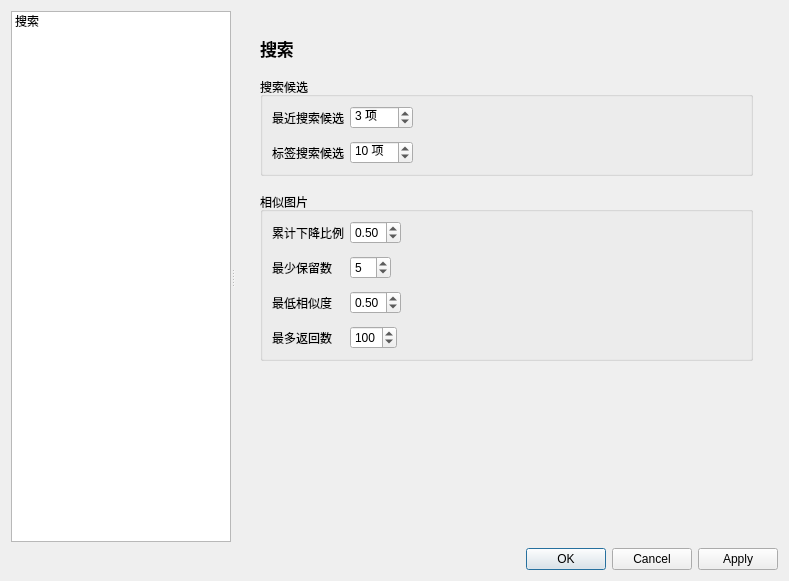
First picture: the form in src/ui/dialog_settings.ui, repository Craftkuro/StickerGenie, before the edit.
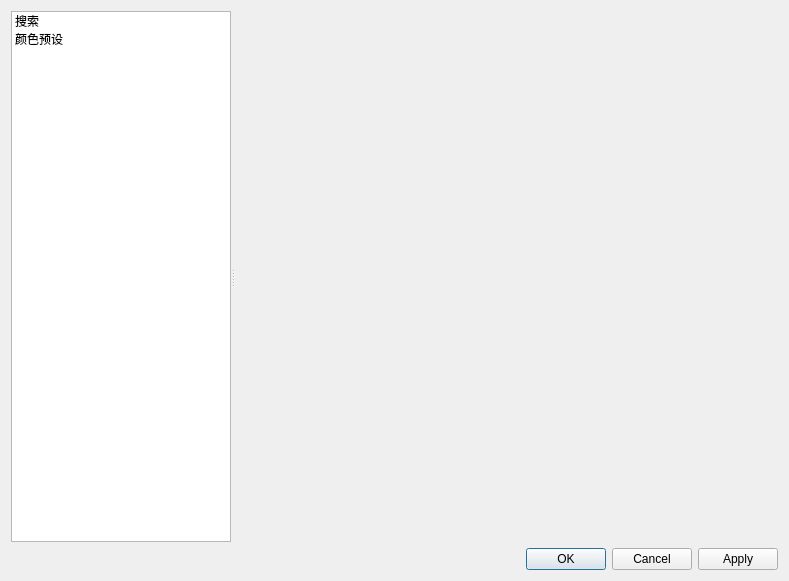
Second picture: the form after the edit. The open tabs and pages were chosen to show the change.

```diff
--- a/src/ui/dialog_settings.ui
+++ b/src/ui/dialog_settings.ui
@@ -43,6 +43,11 @@
         <string>搜索</string>
        </property>
       </item>
+      <item>
+       <property name="text">
+        <string>颜色预设</string>
+       </property>
+      </item>
      </widget>
      <widget class="QStackedWidget" name="stackedWidget">
       <property name="currentIndex">
@@ -310,6 +315,22 @@
         </item>
        </layout>
       </widget>
+      <widget class="QWidget" name="pageColorPresets">
+       <layout class="QVBoxLayout" name="verticalLayoutColorPresetsPage">
+        <property name="leftMargin">
+         <number>0</number>
+        </property>
+        <property name="topMargin">
+         <number>0</number>
+        </property>
+        <property name="rightMargin">
+         <number>0</number>
+        </property>
+        <property name="bottomMargin">
+         <number>0</number>
+        </property>
+       </layout>
+      </widget>
      </widget>
     </widget>
    </item>
```
